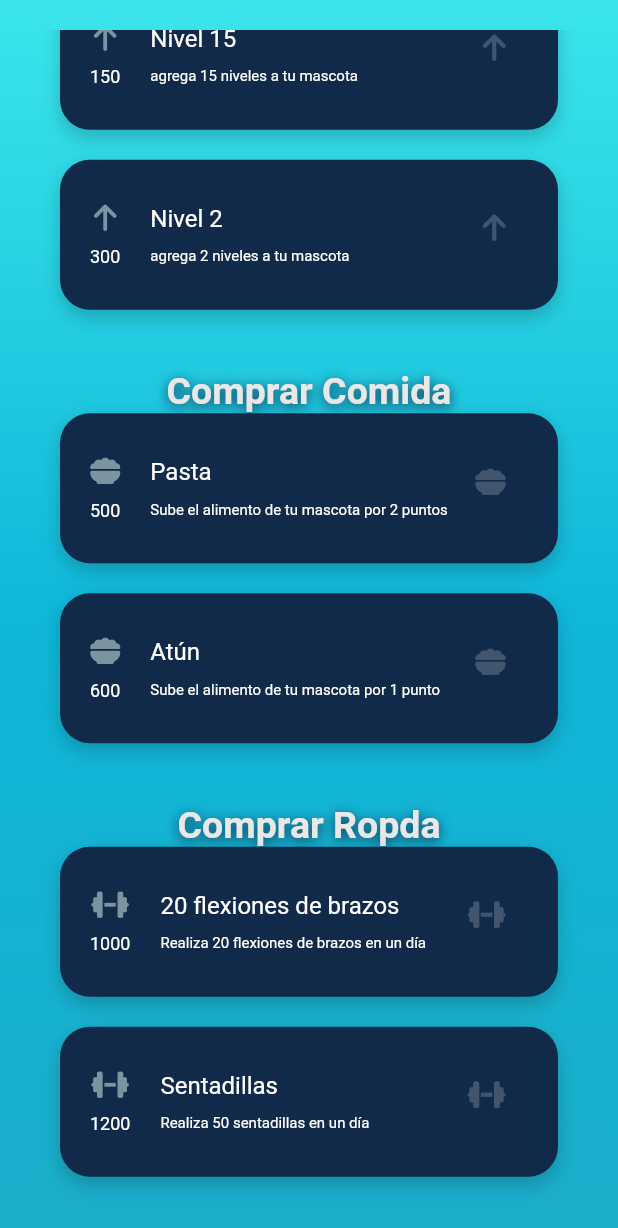
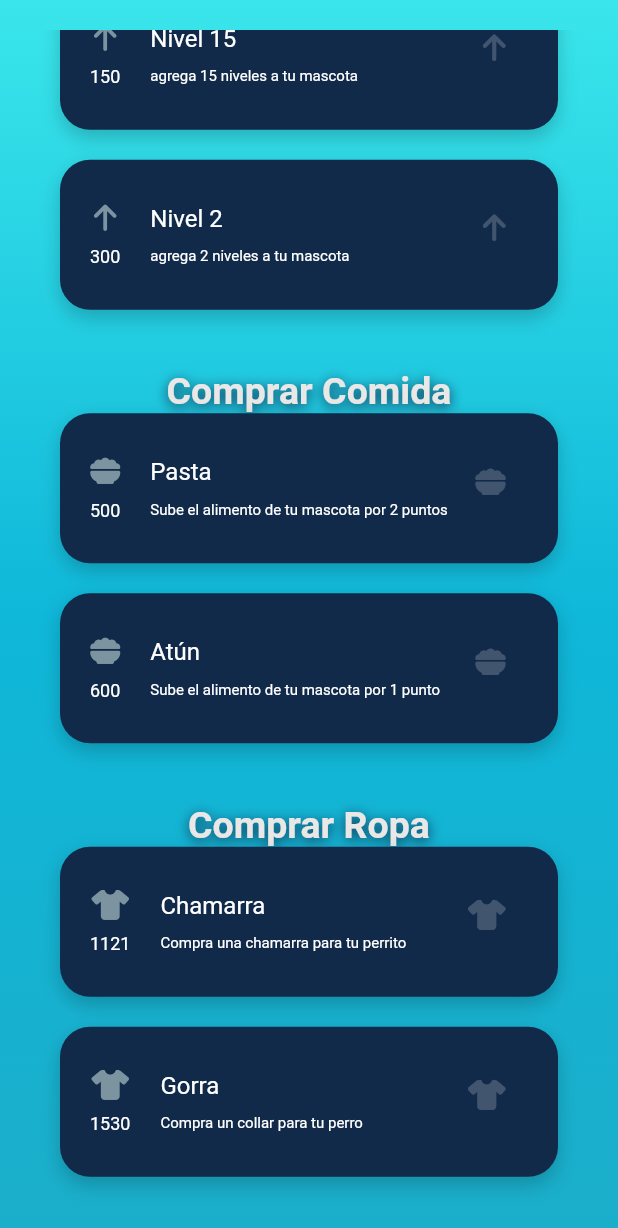
Before and after one commit to RafaelRiosAsh/EmprendimientoApp, a Flutter app: the StoreScreen screen opened by its route, scrolled down 188 dp, on a phone screen of 412 x 824 dp. Shown: the top 1228 px of the screen. Run offline on Flutter 3.47's test engine with Material 2 defaults, Android fonts, the phone set to English and light mode, and no system bars; our stand-ins replace fl_chart, font_awesome_flutter.

Commit message:
fixed errors in shop

```diff
--- a/masmovi2/lib/helpers/get_shop.dart
+++ b/masmovi2/lib/helpers/get_shop.dart
@@ -22,13 +22,13 @@ final List<Challenge> listOfChallenges = [
     points: 500,
   ),
   Challenge(
-    title: '20 flexiones de brazos',
-    subtitle: 'Realiza 20 flexiones de brazos en un día',
+    title: 'Chamarra',
+    subtitle: 'Compra una chamarra para tu perrito',
     type: ChallengeType.monthly,
     duration: 720,
     remainingTime: 500,
-    icon: FontAwesomeIcons.dumbbell,
-    points: 1000,
+    icon: FontAwesomeIcons.shirt,
+    points: 1121,
   ),
   Challenge(
     title: 'Nivel 2',
@@ -49,13 +49,13 @@ final List<Challenge> listOfChallenges = [
     points: 600,
   ),
   Challenge(
-    title: 'Sentadillas',
-    subtitle: 'Realiza 50 sentadillas en un día',
+    title: 'Gorra',
+    subtitle: 'Compra un collar para tu perro',
     type: ChallengeType.monthly,
     duration: 720,
     remainingTime: 600,
-    icon: FontAwesomeIcons.dumbbell,
-    points: 1200,
+    icon: FontAwesomeIcons.shirt,
+    points: 1530,
   ),
 ];
 
--- a/masmovi2/lib/screens/store_screen.dart
+++ b/masmovi2/lib/screens/store_screen.dart
@@ -181,7 +181,7 @@ class _Challenges extends StatelessWidget {
       type = 'Comprar Comida';
       list = weeklyChallenges;
     } else {
-      type = 'Comprar Ropda';
+      type = 'Comprar Ropa';
       list = monthlyChallenges;
     }
 
```
